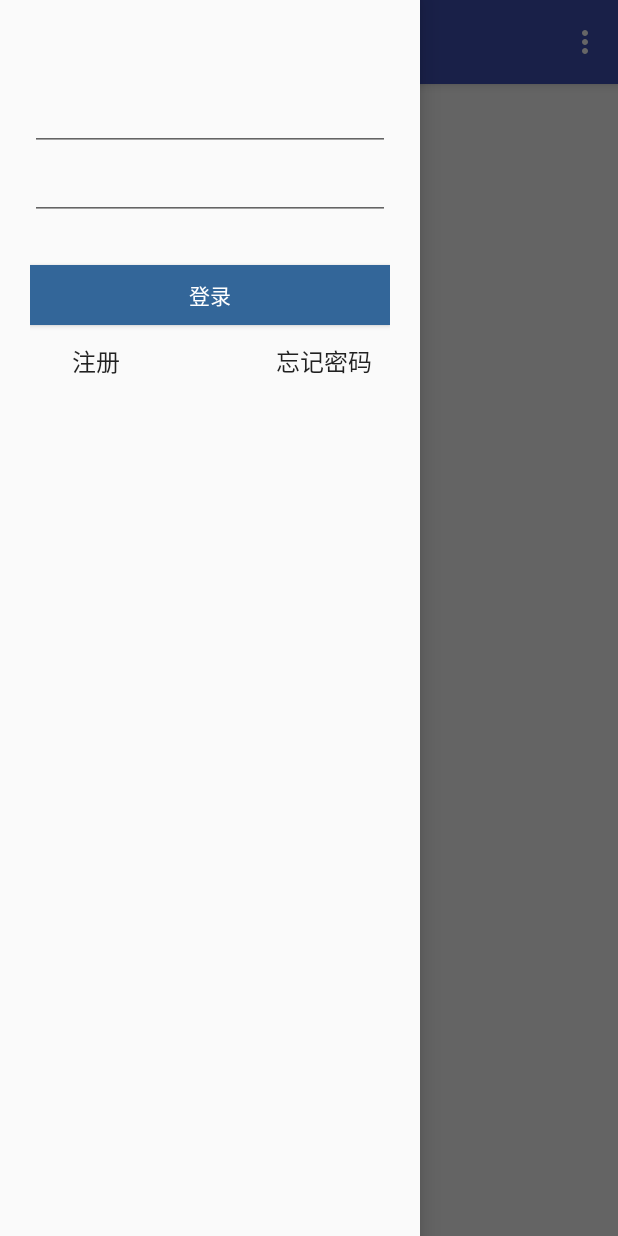
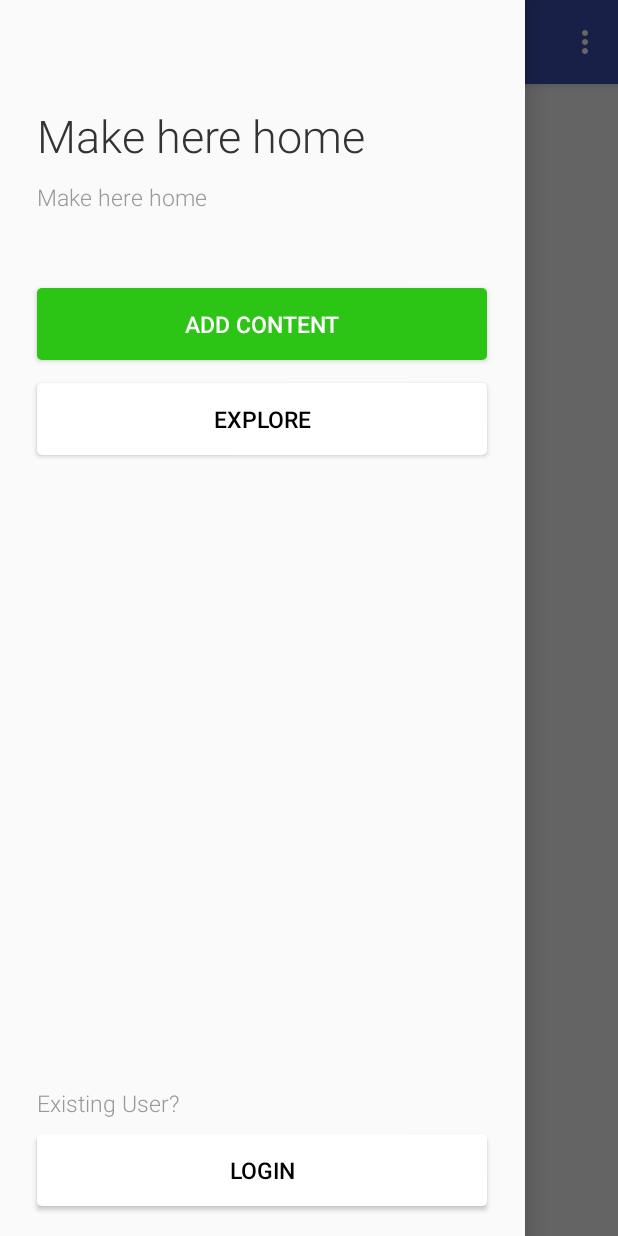
Before and after one commit to Abitalo/RSS-Aggregator, an Android app: the screen it shows after launch (MainActivity), with the side drawer open, on a phone screen of 412 x 824 dp. Run offline under Robolectric (Android 15) with nearby library versions, the phone set to English and light mode, and no system bars; libraries missing offline, so code that uses them is left out: cn.bmob.v3; 1 statement that could not run was skipped.

```diff
--- a/app/src/main/java/com/abitalo/www/rss_aggregator/view/WelcomeNav.java
+++ b/app/src/main/java/com/abitalo/www/rss_aggregator/view/WelcomeNav.java
@@ -5,6 +5,9 @@ import android.os.Bundle;
 import android.support.design.widget.NavigationView;
 import android.support.design.widget.Snackbar;
 import android.support.v4.app.Fragment;
+import android.support.v4.app.FragmentManager;
+import android.support.v4.widget.DrawerLayout;
+import android.util.Log;
 import android.view.LayoutInflater;
 import android.view.View;
 import android.view.ViewGroup;
@@ -17,45 +20,52 @@ import com.abitalo.www.rss_aggregator.util.MD5Encrypt;
 
 /**
  * Created by Lancelot on 2016/5/3.
+ * 左划拉出的欢迎界面
  */
-public class WelcomeNav extends Fragment implements View.OnClickListener,IAccountView{
-    AccountPresenter presenter=null;
-
+public class WelcomeNav extends Fragment implements View.OnClickListener {
     View view = null;
-    EditText username=null;
-    EditText password=null;
-    Button btnLoginSubmit = null;
-    Button btnRegisterSubmit=null;
+    Button btnLogin = null;
+    Button btnAddContent = null;
+    DrawerLayout drawer = null;
     @Override
     public View onCreateView(LayoutInflater inflater, ViewGroup container, Bundle savedInstanceState) {
-        view = inflater.inflate(R.layout.nav_account,container,false);
+        view = inflater.inflate(R.layout.nav_welcome, container, false);
         initialView();
         return view;
     }
 
     private void initialView(){
-        username=(EditText) view.findViewById(R.id.edit_login_username);
-        password=(EditText) view.findViewById(R.id.edit_login_password);
-
-        btnLoginSubmit=(Button) view.findViewById(R.id.btn_login_submit);
-        btnLoginSubmit.setOnClickListener(this);
-
-        btnRegisterSubmit=(Button)view.findViewById(R.id.btn_login_register);
-        btnRegisterSubmit.setOnClickListener(this);
+        btnLogin = (Button) view.findViewById(R.id.welcomeLogin);
+        btnAddContent = (Button) view.findViewById(R.id.addContent);
+        btnLogin.setOnClickListener(this);
+        btnAddContent.setOnClickListener(this);
+        drawer = (DrawerLayout) getActivity().findViewById(R.id.drawer_layout);
     }
 
     @Override
     public void onClick(View v) {
-        if(v.getId()==R.id.btn_login_submit){
-            presenter=new AccountPresenter(this);
-            presenter.login();
-        }else if(v.getId()==R.id.btn_login_register){
-            presenter=new AccountPresenter(this);
-            presenter.register();
+        switch (v.getId()) {
+            case R.id.welcomeLogin:
+                gotoLoginPage();
+                break;
+            case R.id.addContent:
+                addContent();
+                break;
         }
     }
 
-    private void showMenu(){//将来需要使用从云端获得的用户数据作为参数，然后使用adapter根据用户数据填充菜单。。
+    private void addContent() {
+        Log.i("welcome", "here you are");
+        drawer.closeDrawer(getActivity().findViewById(R.id.nav_account));
+        drawer.openDrawer(getActivity().findViewById(R.id.discovery_nav_view));
+    }
+
+    private void gotoLoginPage() {
+        FragmentManager fragmentManager = getFragmentManager();
+        fragmentManager.beginTransaction().replace(R.id.fragment_content, new SignInView(), "sign_in").commit();
+        drawer.closeDrawer(getActivity().findViewById(R.id.nav_account));
+    }
+    /*private void showMenu(){//将来需要使用从云端获得的用户数据作为参数，然后使用adapter根据用户数据填充菜单。。
         NavigationView navigationView=(NavigationView)getActivity().findViewById(R.id.nav_account);
         navigationView.addView(new AccountNavigationView(getActivity()));
         onDestroy();
@@ -88,5 +98,5 @@ public class WelcomeNav extends Fragment implements View.OnClickListener,IAccoun
     @Override
     public Context getContext() {
         return super.getContext();
-    }
+    }*/
 }
--- a/app/src/main/res/layout/activity_main.xml
+++ b/app/src/main/res/layout/activity_main.xml
@@ -25,7 +25,7 @@
     使用自定义layout来做时，请注意命名统一-->
     <android.support.design.widget.NavigationView
         android:id="@+id/nav_account"
-        android:layout_width="wrap_content"
+        android:layout_width="350dp"
         android:layout_height="match_parent"
         android:layout_gravity="start"
         android:fitsSystemWindows="true">
@@ -37,7 +37,7 @@
     <!--discovery-->
     <android.support.design.widget.NavigationView
         android:id="@+id/discovery_nav_view"
-        android:layout_width="wrap_content"
+        android:layout_width="350dp"
         android:layout_height="match_parent"
         android:layout_gravity="end"
         android:fitsSystemWindows="false">
--- a/app/src/main/res/layout/forget_password_main.xml
+++ b/app/src/main/res/layout/forget_password_main.xml
@@ -12,7 +12,7 @@
         android:text="@string/your_email"
         android:textStyle="bold"
         android:textSize="25sp"
-        android:layout_marginTop="20dp"
+        android:layout_marginTop="70dp"
         android:layout_centerHorizontal="true" />
 
     <TextView
--- a/app/src/main/res/layout/nav_account.xml
+++ /dev/null
@@ -1,83 +0,0 @@
-<?xml version="1.0" encoding="utf-8"?>
-<RelativeLayout xmlns:android="http://schemas.android.com/apk/res/android"
-    android:orientation="vertical" android:layout_width="match_parent"
-    android:layout_height="match_parent">
-
-    <RelativeLayout
-        android:id="@+id/login_layout"
-        android:layout_width="fill_parent"
-        android:layout_height="wrap_content"
-        android:layout_marginLeft="20dp"
-        android:layout_marginRight="20dp"
-        android:gravity="center" >
-        <FrameLayout
-            android:id="@+id/frame_login_username"
-            android:layout_width="fill_parent"
-            android:layout_height="wrap_content"
-            android:layout_marginTop="55dp"
-            android:gravity="center" >
-
-            <EditText
-                android:id="@+id/edit_login_username"
-                android:layout_width="fill_parent"
-                android:layout_height="40dp"
-                android:layout_marginTop="5dp"
-                android:inputType="text"
-                android:paddingRight="60dp"
-                android:maxLength="20"
-                android:paddingLeft="55dp" >
-            </EditText>
-
-        </FrameLayout>
-        <FrameLayout
-            android:id="@+id/frame_login_password"
-            android:layout_width="fill_parent"
-            android:layout_height="wrap_content"
-            android:layout_below="@id/frame_login_username"
-            android:layout_marginTop="6dp"
-            android:gravity="center" >
-            <EditText
-                android:id="@+id/edit_login_password"
-                android:layout_width="fill_parent"
-                android:layout_height="40dp"
-                android:inputType="textPassword"
-                android:paddingRight="60dp"
-                android:maxLength="20"
-                android:paddingLeft="55dp" >
-            </EditText>
-        </FrameLayout>
-
-        <Button
-            android:id="@+id/btn_login_submit"
-            android:layout_width="fill_parent"
-            android:layout_height="40dp"
-            android:layout_below="@id/frame_login_password"
-            android:layout_marginTop="30dp"
-            android:background="#ff336699"
-            android:textColor="@android:color/white"
-
-            android:gravity="center"
-            android:text="登录" />
-
-        <Button
-            android:id="@+id/btn_login_register"
-            android:layout_width="wrap_content"
-            android:layout_height="wrap_content"
-            android:layout_alignLeft="@id/btn_login_submit"
-            android:layout_below="@id/btn_login_submit"
-            android:background="#00000000"
-            android:text="注册"
-            android:textSize="16sp"
-            android:visibility="visible" />
-        <Button
-            android:id="@+id/btn_login_forget"
-            android:layout_width="wrap_content"
-            android:layout_height="wrap_content"
-            android:layout_alignRight="@id/btn_login_submit"
-            android:layout_below="@id/btn_login_submit"
-            android:background="#00000000"
-            android:text="忘记密码"
-            android:textSize="16sp" />
-</RelativeLayout>
-
-</RelativeLayout>
--- a/app/src/main/res/layout/sign_in_main.xml
+++ b/app/src/main/res/layout/sign_in_main.xml
@@ -12,7 +12,7 @@
         android:text="@string/sign_in"
         android:textStyle="bold"
         android:textSize="25sp"
-        android:layout_marginTop="20dp"
+        android:layout_marginTop="70dp"
         android:layout_centerHorizontal="true" />
 
     <android.support.design.widget.TextInputLayout
--- a/app/src/main/res/values/strings.xml
+++ b/app/src/main/res/values/strings.xml
@@ -9,10 +9,10 @@
     <string name="user_name">user name</string>
     <string name="user_email">user mail</string>
     <string name="password">password</string>
-    <string name="re_password">pass word again</string>
+    <string name="re_password">pleas input password again</string>
     <string name="login">LOGIN</string>
     <string name="exist_to_login">Existing user? Login</string>
-    <string name="sign_in">Login In</string>
+    <string name="sign_in">Login in</string>
     <string name="create_count">Create my account</string>
     <string name="forget_password">forget your password?</string>
     <string name="new_sign_up">New user? Sign up</string>
```
Also changed, not shown: app/src/main/java/com/abitalo/www/rss_aggregator/view/ForgetPasswordView.java (added, +59 -0 lines), app/src/main/java/com/abitalo/www/rss_aggregator/view/MainContentDemo.java (added, +22 -0 lines), app/src/main/java/com/abitalo/www/rss_aggregator/view/SignInView.java (added, +127 -0 lines), app/src/main/java/com/abitalo/www/rss_aggregator/view/SignUpView.java (added, +122 -0 lines), app/src/main/res/layout/main_content_demo.xml (added, +12 -0 lines), app/src/main/res/layout/sign_up_main.xml (+4 -4 lines).
